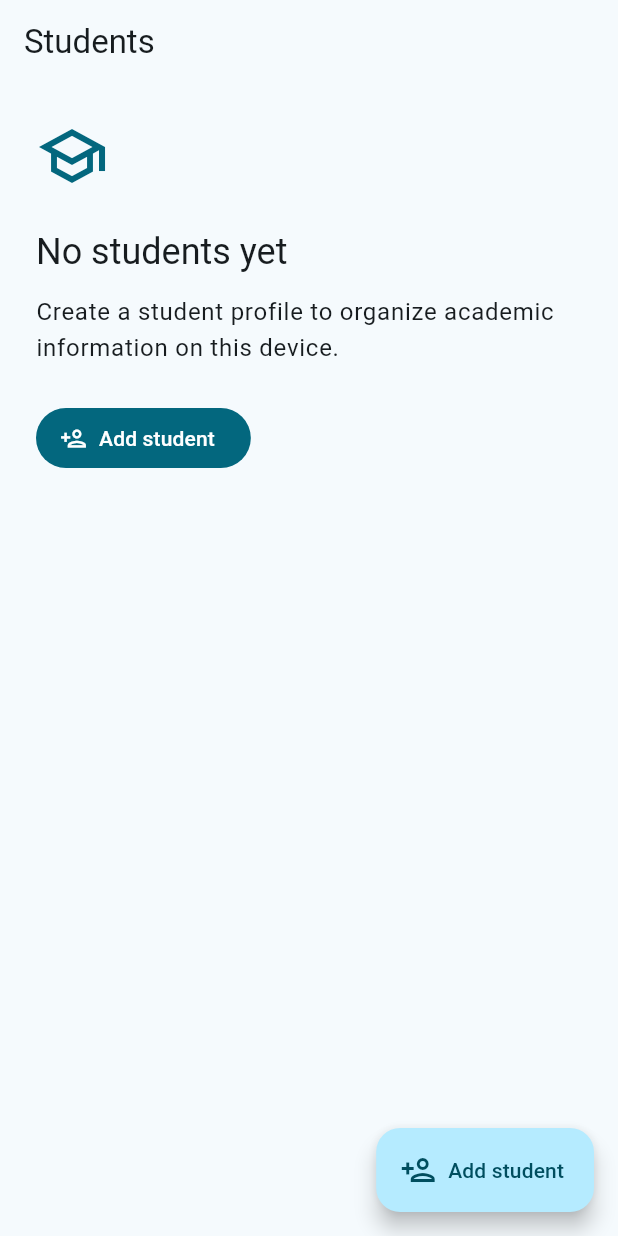
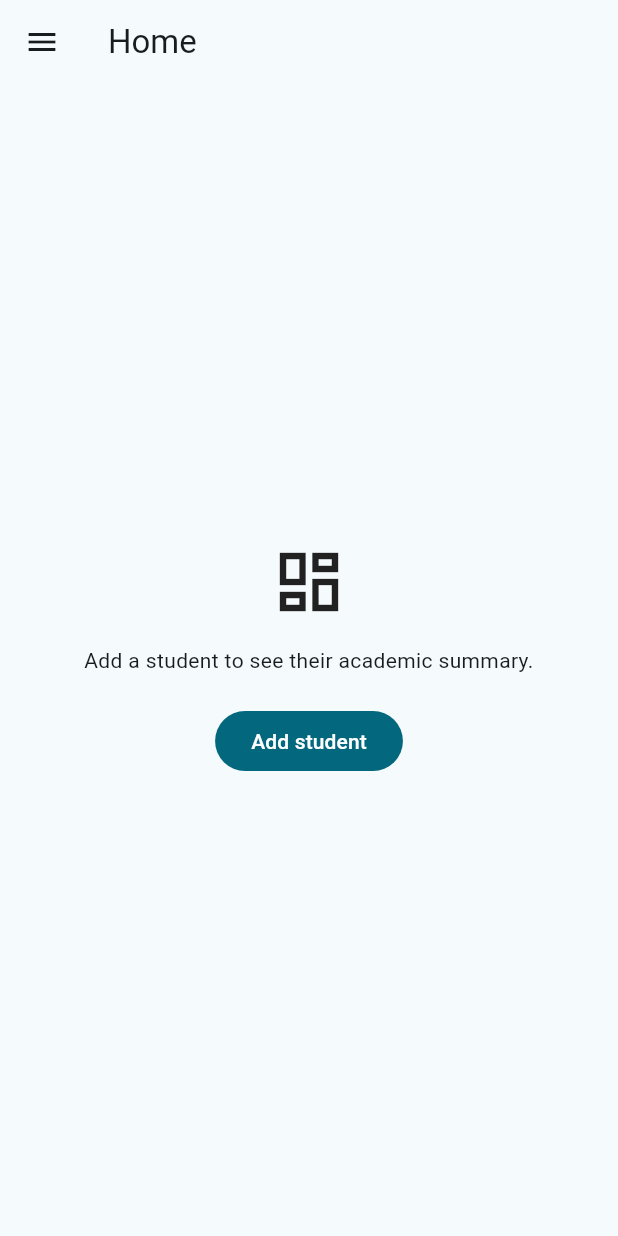
Before and after one commit to RiveraDiego/CUM_Master, a Flutter app: the screen it shows after launch, on a phone screen of 412 x 824 dp. Run offline on Flutter 3.47's test engine with Material 3 defaults, Android fonts, the phone set to English and light mode, and no system bars; our stand-ins replace flutter_riverpod, go_router, sqflite; accounts and stored records are empty.

Commit message:
feat(dashboard): add academic overview
Checklist visible en Android:
- Iniciar en el resumen del semestre activo
- Ver promedio general por estudiante
- Ver promedio final simple o ponderado por materia
- Abrir las evaluaciones desde cada materia
- Usar menú lateral para Inicio y Estudiantes
- Retroceder con flecha en pantallas internas
- Actualizar promedios al modificar datos

```diff
--- a/lib/core/router/app_router.dart
+++ b/lib/core/router/app_router.dart
@@ -1,13 +1,15 @@
 import 'package:go_router/go_router.dart';
 
 import '../../features/assessments/presentation/pages/assessments_page.dart';
+import '../../features/dashboard/presentation/pages/dashboard_page.dart';
 import '../../features/students/presentation/pages/student_form_page.dart';
 import '../../features/students/presentation/pages/students_page.dart';
 import '../../features/subjects/presentation/pages/subject_form_page.dart';
 import '../../features/subjects/presentation/pages/subjects_page.dart';
 
 abstract final class AppRoute {
-  static const home = 'home';
+  static const dashboard = 'dashboard';
+  static const students = 'students';
   static const studentCreate = 'student-create';
   static const studentEdit = 'student-edit';
   static const subjects = 'subjects';
@@ -21,16 +23,27 @@ final GoRouter appRouter = GoRouter(
   routes: [
     GoRoute(
       path: '/',
-      name: AppRoute.home,
+      name: AppRoute.dashboard,
+      builder: (context, state) => const DashboardPage(),
+    ),
+    GoRoute(
+      path: '/students',
+      name: AppRoute.students,
       builder: (context, state) => const StudentsPage(),
       routes: [
         GoRoute(
-          path: 'students/new',
+          path: 'new',
           name: AppRoute.studentCreate,
           builder: (context, state) => const StudentFormPage(),
         ),
         GoRoute(
-          path: 'students/:studentId/subjects',
+          path: ':studentId/edit',
+          name: AppRoute.studentEdit,
+          builder: (context, state) =>
+              StudentFormPage(studentId: state.pathParameters['studentId']!),
+        ),
+        GoRoute(
+          path: ':studentId/subjects',
           name: AppRoute.subjects,
           builder: (context, state) =>
               SubjectsPage(studentId: state.pathParameters['studentId']!),
@@ -59,12 +72,6 @@ final GoRouter appRouter = GoRouter(
             ),
           ],
         ),
-        GoRoute(
-          path: 'students/:studentId/edit',
-          name: AppRoute.studentEdit,
-          builder: (context, state) =>
-              StudentFormPage(studentId: state.pathParameters['studentId']!),
-        ),
       ],
     ),
   ],
--- a/lib/features/assessments/presentation/controllers/assessments_controller.dart
+++ b/lib/features/assessments/presentation/controllers/assessments_controller.dart
@@ -1,4 +1,6 @@
 import 'package:flutter_riverpod/flutter_riverpod.dart';
+
+import '../../../../core/state/academic_data_revision.dart';
 import '../../application/assessment_providers.dart';
 import '../../domain/entities/assessment.dart';
 
@@ -36,6 +38,7 @@ class AssessmentsController extends AsyncNotifier<List<Assessment>> {
       weight: weight,
     );
     await refresh();
+    ref.read(academicDataRevisionProvider.notifier).bump();
   }
 
   Future<void> updateValue({
@@ -54,10 +57,12 @@ class AssessmentsController extends AsyncNotifier<List<Assessment>> {
       weight: weight,
     );
     await refresh();
+    ref.read(academicDataRevisionProvider.notifier).bump();
   }
 
   Future<void> delete(String id) async {
     await ref.read(deleteAssessmentProvider)(id);
     await refresh();
+    ref.read(academicDataRevisionProvider.notifier).bump();
   }
 }
--- /dev/null
+++ b/lib/features/dashboard/presentation/pages/dashboard_page.dart
@@ -0,0 +1,173 @@
+import 'package:flutter/material.dart';
+import 'package:flutter_riverpod/flutter_riverpod.dart';
+import 'package:go_router/go_router.dart';
+
+import '../../../../core/router/app_router.dart';
+import '../../../../l10n/generated/app_localizations.dart';
+import '../../../../shared/presentation/widgets/app_drawer.dart';
+import '../../domain/entities/academic_summary.dart';
+import '../controllers/dashboard_controller.dart';
+
+class DashboardPage extends ConsumerWidget {
+  const DashboardPage({super.key});
+
+  @override
+  Widget build(BuildContext context, WidgetRef ref) {
+    final l10n = AppLocalizations.of(context)!;
+    final summaries = ref.watch(dashboardControllerProvider);
+    return Scaffold(
+      appBar: AppBar(title: Text(l10n.dashboardTitle)),
+      drawer: const AppDrawer(),
+      body: SafeArea(
+        child: summaries.when(
+          loading: () => const Center(child: CircularProgressIndicator()),
+          error: (_, _) => _DashboardMessage(
+            title: l10n.dashboardLoadError,
+            action: l10n.retryAction,
+            onTap: () =>
+                ref.read(dashboardControllerProvider.notifier).refresh(),
+          ),
+          data: (items) => items.isEmpty
+              ? _DashboardMessage(
+                  title: l10n.dashboardNoStudents,
+                  action: l10n.studentsCreateAction,
+                  onTap: () => context.goNamed(AppRoute.students),
+                )
+              : RefreshIndicator(
+                  onRefresh: () =>
+                      ref.read(dashboardControllerProvider.notifier).refresh(),
+                  child: ListView(
+                    physics: const AlwaysScrollableScrollPhysics(),
+                    padding: const EdgeInsets.fromLTRB(16, 12, 16, 32),
+                    children: [
+                      Text(
+                        l10n.activeSemesterTitle,
+                        style: Theme.of(context).textTheme.headlineSmall,
+                      ),
+                      const SizedBox(height: 4),
+                      Text(
+                        l10n.activeSemesterCurrentScope,
+                        style: Theme.of(context).textTheme.bodyMedium,
+                      ),
+                      const SizedBox(height: 20),
+                      for (final item in items) ...[
+                        _StudentSummaryCard(summary: item),
+                        const SizedBox(height: 16),
+                      ],
+                    ],
+                  ),
+                ),
+        ),
+      ),
+    );
+  }
+}
+
+class _StudentSummaryCard extends StatelessWidget {
+  const _StudentSummaryCard({required this.summary});
+  final StudentAcademicSummary summary;
+
+  @override
+  Widget build(BuildContext context) {
+    final l10n = AppLocalizations.of(context)!;
+    return Card(
+      clipBehavior: Clip.antiAlias,
+      child: Padding(
+        padding: const EdgeInsets.all(16),
+        child: Column(
+          crossAxisAlignment: CrossAxisAlignment.stretch,
+          children: [
+            Row(
+              children: [
+                const CircleAvatar(child: Icon(Icons.person_outline)),
+                const SizedBox(width: 12),
+                Expanded(
+                  child: Text(
+                    summary.studentCard,
+                    style: Theme.of(context).textTheme.titleLarge,
+                  ),
+                ),
+                _AverageBadge(value: summary.overallAverage),
+              ],
+            ),
+            const SizedBox(height: 16),
+            if (summary.subjects.isEmpty)
+              Text(l10n.dashboardNoSubjects)
+            else
+              for (final subject in summary.subjects)
+                ListTile(
+                  contentPadding: EdgeInsets.zero,
+                  title: Text(subject.name),
+                  subtitle: Text(
+                    subject.assessmentCount == 0
+                        ? l10n.dashboardNoGrades
+                        : subject.isWeighted
+                        ? l10n.dashboardWeightedAverage
+                        : l10n.dashboardSimpleAverage,
+                  ),
+                  trailing: _AverageBadge(value: subject.average),
+                  onTap: () => context.pushNamed(
+                    AppRoute.assessments,
+                    pathParameters: {
+                      'studentId': summary.id,
+                      'subjectId': subject.id,
+                    },
+                  ),
+                ),
+            TextButton.icon(
+              onPressed: () => context.pushNamed(
+                AppRoute.subjects,
+                pathParameters: {'studentId': summary.id},
+              ),
+              icon: const Icon(Icons.menu_book_outlined),
+              label: Text(l10n.dashboardManageSubjects),
+            ),
+          ],
+        ),
+      ),
+    );
+  }
+}
+
+class _AverageBadge extends StatelessWidget {
+  const _AverageBadge({required this.value});
+  final double? value;
+
+  @override
+  Widget build(BuildContext context) => Container(
+    padding: const EdgeInsets.symmetric(horizontal: 10, vertical: 6),
+    decoration: BoxDecoration(
+      color: Theme.of(context).colorScheme.primaryContainer,
+      borderRadius: BorderRadius.circular(16),
+    ),
+    child: Text(value == null ? '—' : '${value!.toStringAsFixed(1)}%'),
+  );
+}
+
+class _DashboardMessage extends StatelessWidget {
+  const _DashboardMessage({
+    required this.title,
+    required this.action,
+    required this.onTap,
+  });
+  final String title;
+  final String action;
+  final VoidCallback onTap;
+
+  @override
+  Widget build(BuildContext context) => Center(
+    child: Padding(
+      padding: const EdgeInsets.all(24),
+      child: Column(
+        mainAxisSize: MainAxisSize.min,
+        children: [
+          const Icon(Icons.dashboard_outlined, size: 52),
+          const SizedBox(height: 16),
+          Text(title, textAlign: TextAlign.center),
+          const SizedBox(height: 20),
+          FilledButton(onPressed: onTap, child: Text(action)),
+        ],
+      ),
+    ),
+  );
+}
--- a/lib/features/students/presentation/controllers/students_controller.dart
+++ b/lib/features/students/presentation/controllers/students_controller.dart
@@ -1,5 +1,6 @@
 import 'package:flutter_riverpod/flutter_riverpod.dart';
 
+import '../../../../core/state/academic_data_revision.dart';
 import '../../application/student_providers.dart';
 import '../../domain/entities/student.dart';
 
@@ -26,6 +27,7 @@ class StudentsController extends AsyncNotifier<List<Student>> {
       university: university,
     );
     await refresh();
+    ref.read(academicDataRevisionProvider.notifier).bump();
     return student;
   }
 
@@ -40,11 +42,13 @@ class StudentsController extends AsyncNotifier<List<Student>> {
       university: university,
     );
     await refresh();
+    ref.read(academicDataRevisionProvider.notifier).bump();
     return student;
   }
 
   Future<void> delete(String studentId) async {
     await ref.read(deleteStudentProvider)(studentId);
     await refresh();
+    ref.read(academicDataRevisionProvider.notifier).bump();
   }
 }
--- a/lib/features/students/presentation/pages/students_page.dart
+++ b/lib/features/students/presentation/pages/students_page.dart
@@ -4,6 +4,7 @@ import 'package:go_router/go_router.dart';
 
 import '../../../../core/router/app_router.dart';
 import '../../../../l10n/generated/app_localizations.dart';
+import '../../../../shared/presentation/widgets/app_drawer.dart';
 import '../../domain/entities/student.dart';
 import '../../domain/errors/student_exceptions.dart';
 import '../controllers/students_controller.dart';
@@ -18,6 +19,7 @@ class StudentsPage extends ConsumerWidget {
 
     return Scaffold(
       appBar: AppBar(title: Text(l10n.studentsTitle)),
+      drawer: const AppDrawer(),
       body: SafeArea(
         child: students.when(
           loading: () => const Center(child: CircularProgressIndicator()),
--- a/lib/features/subjects/presentation/controllers/subjects_controller.dart
+++ b/lib/features/subjects/presentation/controllers/subjects_controller.dart
@@ -1,5 +1,6 @@
 import 'package:flutter_riverpod/flutter_riverpod.dart';
 
+import '../../../../core/state/academic_data_revision.dart';
 import '../../application/subject_providers.dart';
 import '../../domain/entities/subject.dart';
 
@@ -30,6 +31,7 @@ class SubjectsController extends AsyncNotifier<List<Subject>> {
       code: code,
     );
     await refresh();
+    ref.read(academicDataRevisionProvider.notifier).bump();
   }
 
   Future<void> updateSubject({
@@ -44,10 +46,12 @@ class SubjectsController extends AsyncNotifier<List<Subject>> {
       code: code,
     );
     await refresh();
+    ref.read(academicDataRevisionProvider.notifier).bump();
   }
 
   Future<void> delete(String id) async {
     await ref.read(deleteSubjectProvider)(id);
     await refresh();
+    ref.read(academicDataRevisionProvider.notifier).bump();
   }
 }
--- a/lib/l10n/app_en.arb
+++ b/lib/l10n/app_en.arb
@@ -83,5 +83,15 @@
   "assessmentDeleteMessage": "{assessmentName} will be permanently deleted.",
   "@assessmentDeleteMessage": {"placeholders": {"assessmentName": {"type": "String"}}},
   "assessmentScore": "{score} out of {maxScore}",
-  "@assessmentScore": {"placeholders": {"score": {"type": "num"}, "maxScore": {"type": "num"}}}
+  "@assessmentScore": {"placeholders": {"score": {"type": "num"}, "maxScore": {"type": "num"}}},
+  "dashboardTitle": "Home",
+  "activeSemesterTitle": "Active semester",
+  "activeSemesterCurrentScope": "Summary of each student's current subjects.",
+  "dashboardLoadError": "The academic summary could not be loaded.",
+  "dashboardNoStudents": "Add a student to see their academic summary.",
+  "dashboardNoSubjects": "This student has no subjects yet.",
+  "dashboardNoGrades": "No assessments recorded",
+  "dashboardWeightedAverage": "Weighted average",
+  "dashboardSimpleAverage": "Simple average",
+  "dashboardManageSubjects": "Manage subjects"
 }
```
Also changed, not shown: lib/core/state/academic_data_revision.dart (added, +11 -0 lines), lib/features/dashboard/application/academic_summary_calculator.dart (added, +33 -0 lines), lib/features/dashboard/domain/entities/academic_summary.dart (added, +35 -0 lines), lib/features/dashboard/presentation/controllers/dashboard_controller.dart (added, +58 -0 lines), lib/l10n/app_es.arb (+11 -1 lines), lib/shared/presentation/widgets/app_drawer.dart (added, +46 -0 lines), lib/l10n/generated/app_localizations.dart, lib/l10n/generated/app_localizations_en.dart, lib/l10n/generated/app_localizations_es.dart, 3 other files.
